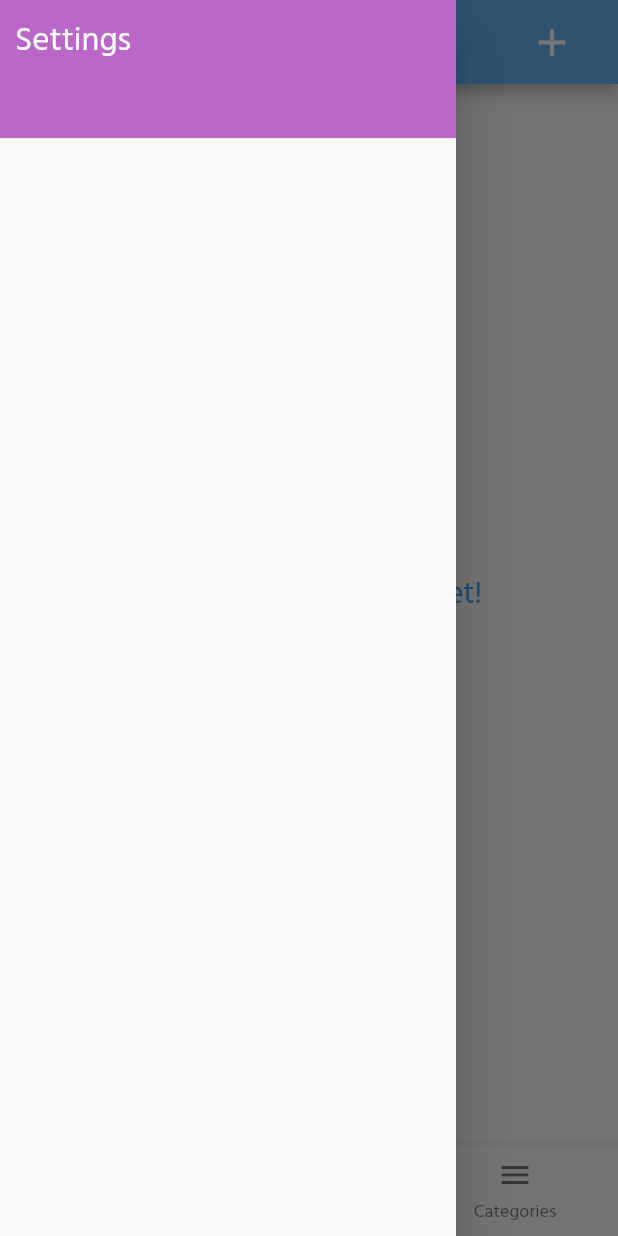
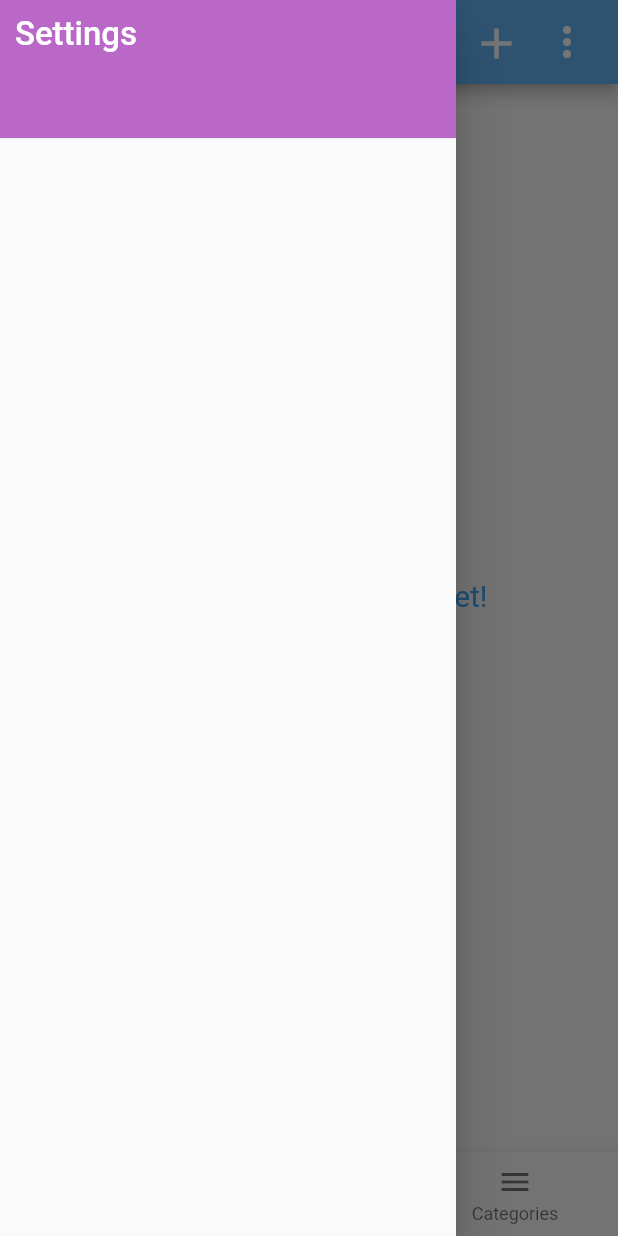
Before and after one commit to Wahba1414/Expenses, a Flutter app: the screen it shows after launch, with the side drawer open, on a phone screen of 412 x 824 dp. Run offline on Flutter 3.47's test engine with Material 2 defaults, Android fonts, the phone set to English and light mode, and no system bars; our stand-ins replace flutter_money_formatter, sqflite; accounts and stored records are empty.

Commit message:
Add new action button for select, delete, etc.

```diff
--- a/lib/main.dart
+++ b/lib/main.dart
@@ -28,7 +28,7 @@ class Top extends StatelessWidget {
           // fontFamily: 'Monotserrat',
           // fontFamily: 'RobotoMono',
           // fontFamily: 'OpenSans',
-          fontFamily: 'Hind',
+          // fontFamily: 'Hind',
           primaryColor: Colors.blue[300],
           accentColor: Colors.black87,
           primaryColorLight: Colors.white,
@@ -57,7 +57,8 @@ class Top extends StatelessWidget {
         home: Consumer<AppCategoryProvider>(
             builder: (context, appCategoryProvider, child) {
           var allCategories = appCategoryProvider.appCategories;
-          List<String> categoriesNames = allCategories.map((item)=> item.title).toList();
+          List<String> categoriesNames =
+              allCategories.map((item) => item.title).toList();
           return MyApp(categoriesNames);
         }),
         // routes.
@@ -135,14 +136,30 @@ class _MyAppState extends State<MyApp> {
         ),
       ),
       actions: <Widget>[
-        FlatButton(
-          child: Icon(
-            Icons.add,
-            color: Theme.of(context).primaryColorLight,
-            size: 30,
+        Container(
+          padding: EdgeInsets.only(right: 10),
+          child: Row(
+            children: <Widget>[
+              IconButton(
+                icon: Icon(
+                  Icons.add,
+                  color: Theme.of(context).primaryColorLight,
+                  size: 34,
+                ),
+                onPressed: _startAddNewExpenses,
+                // color: Colors.red,
+              ),
+              IconButton(
+                icon: Icon(
+                  Icons.more_vert,
+                  color: Theme.of(context).primaryColorLight,
+                  size: 32,
+                ),
+                onPressed: () {},
+                // color: Colors.red,
+              ),
+            ],
           ),
-          onPressed: _startAddNewExpenses,
-          // color: Colors.red,
         )
       ],
     );
```
